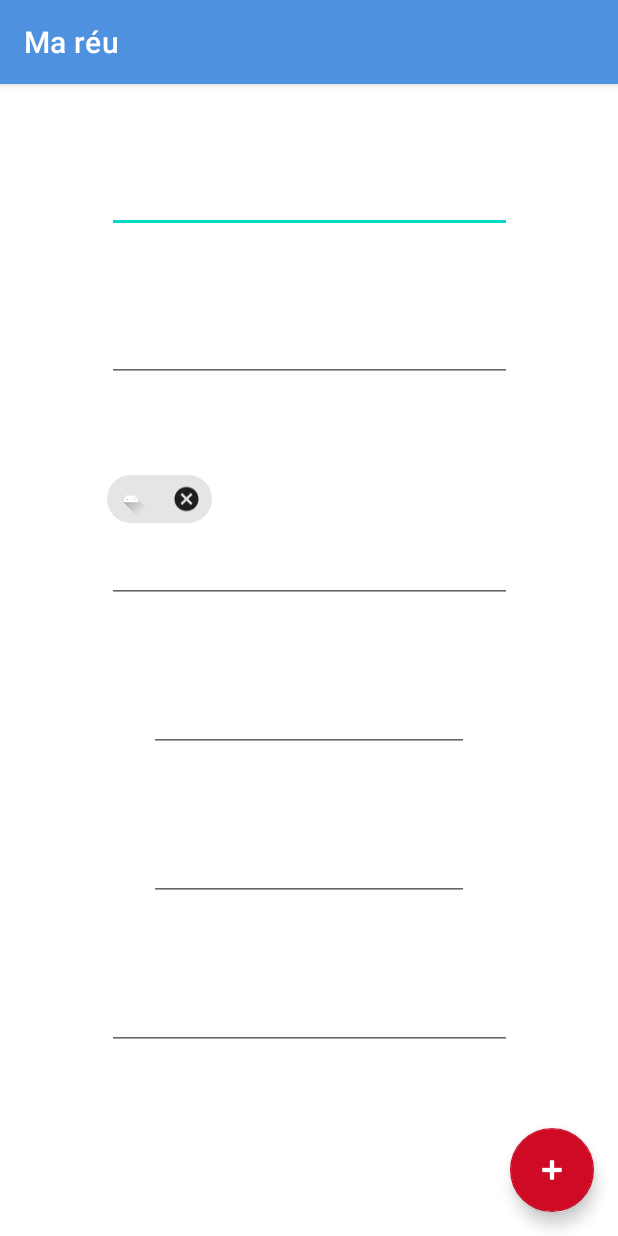
After one commit to NinoDLC/Mareu, an Android app: the ShowMeetingActivity screen opened directly, with no data from a screen before it, on a phone screen of 412 x 824 dp. The commit adds this screen. Run offline under Robolectric (Android 15) with nearby library versions, the phone set to English and light mode, and no system bars.

Commit message:
show_meeting activity

```diff
--- a/app/src/main/AndroidManifest.xml
+++ b/app/src/main/AndroidManifest.xml
@@ -11,12 +11,19 @@
         android:theme="@style/Theme.Mareu">
         <activity
             android:name=".ui.MainActivity"
-            android:label="@string/app_name">
+            android:label="@string/app_name"
+            android:launchMode="singleTop">
             <intent-filter>
                 <action android:name="android.intent.action.MAIN" />
                 <category android:name="android.intent.category.LAUNCHER" />
             </intent-filter>
         </activity>
+        <activity
+            android:name=".ui.ShowMeetingActivity"
+            android:label="@string/app_name"
+            android:launchMode="singleTop"
+            android:parentActivityName=".ui.MainActivity"/>
+
     </application>
 
 </manifest>
--- a/app/src/main/java/com/openclassrooms/mareu/ui/MainActivity.java
+++ b/app/src/main/java/com/openclassrooms/mareu/ui/MainActivity.java
@@ -1,5 +1,6 @@
 package com.openclassrooms.mareu.ui;
 
+import android.content.Intent;
 import android.os.Bundle;
 import android.util.Log;
 import android.view.Menu;
@@ -10,7 +11,6 @@ import androidx.lifecycle.Observer;
 import androidx.lifecycle.ViewModelProvider;
 import androidx.recyclerview.widget.RecyclerView;
 
-import com.google.android.material.snackbar.Snackbar;
 import com.openclassrooms.mareu.R;
 import com.openclassrooms.mareu.model.Meeting;
 
@@ -44,10 +44,7 @@ public class MainActivity extends AppCompatActivity {
         mViewModel = new ViewModelProvider(this).get(MainViewModel.class);
 
         findViewById(R.id.fab).setOnClickListener(
-                view -> Snackbar.make(
-                        view,
-                        "Create a new meeting",
-                        Snackbar.LENGTH_SHORT).show()
+                    view -> startActivity(new Intent(MainActivity.this, ShowMeetingActivity.class))
         );
 
         RecyclerView recyclerView = findViewById(R.id.meeting_list);
--- a/app/src/main/java/com/openclassrooms/mareu/ui/MeetingsRecyclerViewAdapter.java
+++ b/app/src/main/java/com/openclassrooms/mareu/ui/MeetingsRecyclerViewAdapter.java
@@ -41,10 +41,7 @@ public class MeetingsRecyclerViewAdapter extends ListAdapter<Meeting, MeetingsRe
 
     @Override
     public void onBindViewHolder(@NonNull MeetingsRecyclerViewAdapter.ViewHolder holder, int position) {
-        /* todo : remember : this bind method allows for all ViewHolder fields to be private !
-            generally, I guess we want private fields and (some) public methods...
-            getItem() is defined in ListAdapter,
-            with recyclerViewAdapter, we'd have mMeetings field and do mMeetings.get() */
+        // getItem() is defined in ListAdapter, with recyclerViewAdapter, we'd have mMeetings field and do mMeetings.get()
         Meeting meeting = getItem(position);
         MeetingRoom mr = mMeetingRooms.get(meeting.getMeetingRoomId());
 
@@ -97,7 +94,7 @@ public class MeetingsRecyclerViewAdapter extends ListAdapter<Meeting, MeetingsRe
         @Override
         public boolean areContentsTheSame(@NonNull Meeting oldItem, @NonNull Meeting newItem) {
             return oldItem.getId() == newItem.getId();
-            // if item subject changed, I don't update the screen, here...
+            // todo : if item subject changed, I don't update the screen, here...
         }
     }
 
--- /dev/null
+++ b/app/src/main/java/com/openclassrooms/mareu/ui/ShowMeetingActivity.java
@@ -0,0 +1,35 @@
+package com.openclassrooms.mareu.ui;
+
+import android.os.Bundle;
+
+import androidx.annotation.Nullable;
+import androidx.appcompat.app.ActionBar;
+import androidx.appcompat.app.AppCompatActivity;
+import androidx.appcompat.widget.Toolbar;
+
+import com.openclassrooms.mareu.R;
+
+public class ShowMeetingActivity extends AppCompatActivity {
+
+    public ShowMeetingActivity() {
+    }
+
+    @Override
+    protected void onCreate(@Nullable Bundle savedInstanceState) {
+        super.onCreate(savedInstanceState);
+
+        setContentView(R.layout.activity_show_meeting);
+
+        Toolbar toolbar = findViewById(R.id.toolbar);
+        setSupportActionBar(toolbar);
+        ActionBar actionBar = getSupportActionBar();
+        if (actionBar != null)
+            actionBar.setDisplayShowTitleEnabled(true);
+
+
+    }
+
+
+
+
+}
--- /dev/null
+++ b/app/src/main/res/layout/activity_show_meeting.xml
@@ -0,0 +1,133 @@
+<?xml version="1.0" encoding="utf-8"?>
+<androidx.constraintlayout.widget.ConstraintLayout xmlns:android="http://schemas.android.com/apk/res/android"
+    xmlns:app="http://schemas.android.com/apk/res-auto"
+    xmlns:tools="http://schemas.android.com/tools"
+    android:layout_width="match_parent"
+    android:layout_height="match_parent"
+    android:theme="@style/show_meeting">
+
+    <com.google.android.material.appbar.AppBarLayout
+        android:layout_width="match_parent"
+        android:layout_height="wrap_content"
+        app:layout_constraintStart_toStartOf="parent"
+        app:layout_constraintTop_toTopOf="parent">
+
+        <androidx.appcompat.widget.Toolbar
+            android:id="@+id/toolbar"
+            android:layout_width="match_parent"
+            android:layout_height="?attr/actionBarSize"
+            android:background="?attr/colorPrimary"
+            android:elevation="8dp"
+            app:title="Ma réu"
+            app:titleTextColor="@color/white" />
+
+    </com.google.android.material.appbar.AppBarLayout>
+
+    <com.google.android.material.textfield.TextInputEditText
+        android:id="@+id/show_meeting_owner"
+        android:layout_width="@dimen/show_meeting_text_width"
+        android:layout_height="wrap_content"
+        android:layout_marginTop="?attr/actionBarSize"
+        app:layout_constraintBottom_toTopOf="@id/show_meeting_subject"
+        app:layout_constraintEnd_toEndOf="parent"
+        app:layout_constraintStart_toStartOf="parent"
+        app:layout_constraintTop_toTopOf="parent"
+        tools:text="@tools:sample/first_names" />
+
+    <com.google.android.material.textfield.TextInputEditText
+        android:id="@+id/show_meeting_subject"
+        android:layout_width="@dimen/show_meeting_text_width"
+        android:layout_height="wrap_content"
+        app:layout_constraintBottom_toTopOf="@id/show_meeting_participants_group"
+        app:layout_constraintEnd_toEndOf="parent"
+        app:layout_constraintStart_toStartOf="parent"
+        app:layout_constraintTop_toBottomOf="@id/show_meeting_owner"
+        tools:text="@tools:sample/lorem" />
+
+    <com.google.android.material.chip.ChipGroup
+        android:id="@+id/show_meeting_participants_group"
+        android:layout_width="@dimen/show_meeting_text_width"
+        android:layout_height="wrap_content"
+        app:layout_constraintBottom_toTopOf="@id/show_meeting_start"
+        app:layout_constraintEnd_toEndOf="parent"
+        app:layout_constraintStart_toStartOf="parent"
+        app:layout_constraintTop_toBottomOf="@id/show_meeting_subject">
+
+        <com.google.android.material.chip.Chip
+            android:id="@+id/show_meeting_participants_chip"
+            style="@style/Widget.MaterialComponents.Chip.Entry"
+            android:layout_width="wrap_content"
+            android:layout_height="wrap_content"
+            app:chipIcon="@drawable/ic_launcher_foreground"
+            tools:text="@tools:sample/first_names" />
+
+        <com.google.android.material.textfield.TextInputEditText
+            android:id="@+id/show_meeting_participants_field"
+            android:layout_width="@dimen/show_meeting_text_width"
+            android:layout_height="wrap_content"
+            tools:text="@tools:sample/full_names" />
+    </com.google.android.material.chip.ChipGroup>
+
+    <EditText
+        android:id="@+id/show_meeting_start"
+        android:layout_width="wrap_content"
+        android:layout_height="wrap_content"
+        android:ems="10"
+        android:importantForAutofill="yes"
+        android:inputType="datetime"
+        android:labelFor="@id/show_meeting_start"
+        app:layout_constraintBottom_toTopOf="@id/show_meeting_end"
+        app:layout_constraintEnd_toEndOf="parent"
+        app:layout_constraintStart_toStartOf="parent"
+        app:layout_constraintTop_toBottomOf="@id/show_meeting_participants_group"
+        android:autofillHints="yes" />
+
+    <EditText
+        android:labelFor="@id/show_meeting_end"
+        android:id="@+id/show_meeting_end"
+        android:layout_width="wrap_content"
+        android:layout_height="wrap_content"
+        android:ems="10"
+        android:inputType="datetime"
+        app:layout_constraintBottom_toTopOf="@id/show_meeting_room"
+        app:layout_constraintEnd_toEndOf="parent"
+        app:layout_constraintStart_toStartOf="parent"
+        app:layout_constraintTop_toBottomOf="@id/show_meeting_start"
+        android:autofillHints="yes" />
+
+    <com.google.android.material.textfield.TextInputEditText
+        android:id="@+id/show_meeting_room"
+        android:layout_width="@dimen/show_meeting_text_width"
+        android:layout_height="wrap_content"
+        android:layout_marginBottom="70dp"
+        app:layout_constraintBottom_toBottomOf="parent"
+        app:layout_constraintEnd_toEndOf="parent"
+        app:layout_constraintStart_toStartOf="parent"
+        app:layout_constraintTop_toBottomOf="@id/show_meeting_end"
+        tools:text="@tools:sample/cities" />
+
+    <androidx.appcompat.widget.AppCompatTextView
+        android:id="@+id/show_meeting_id"
+        android:layout_width="wrap_content"
+        android:layout_height="wrap_content"
+        android:layout_margin="@dimen/spacing"
+        app:layout_constraintBottom_toBottomOf="parent"
+        app:layout_constraintStart_toStartOf="parent"
+        tools:text="@tools:sample/us_zipcodes" />
+
+    <com.google.android.material.floatingactionbutton.FloatingActionButton
+        android:id="@+id/show_meeting_create"
+        android:layout_width="wrap_content"
+        android:layout_height="wrap_content"
+        android:layout_gravity="bottom|end"
+        android:layout_margin="@dimen/fab_margin"
+        android:contentDescription="@string/floating_button"
+        app:backgroundTint="@color/red"
+        app:layout_constraintBottom_toBottomOf="parent"
+        app:layout_constraintEnd_toEndOf="parent"
+        app:srcCompat="@android:drawable/ic_input_add"
+        app:tint="@color/white" />
+
+
+
+</androidx.constraintlayout.widget.ConstraintLayout>
--- a/app/src/main/res/values/dimens.xml
+++ b/app/src/main/res/values/dimens.xml
@@ -1,4 +1,5 @@
 <resources>
     <dimen name="fab_margin">16dp</dimen>
     <dimen name="spacing">15dp</dimen>
+    <dimen name="show_meeting_text_width">270dp</dimen>
 </resources>
--- a/app/src/main/res/values/themes.xml
+++ b/app/src/main/res/values/themes.xml
@@ -13,4 +13,9 @@
         <item name="windowActionBar">false</item>
         <item name="windowNoTitle">true</item>
     </style>
+
+    <style name="show_meeting" parent="Theme.Mareu">
+        <item name="android:textSize">18sp</item>
+    </style>
+
 </resources>
```
